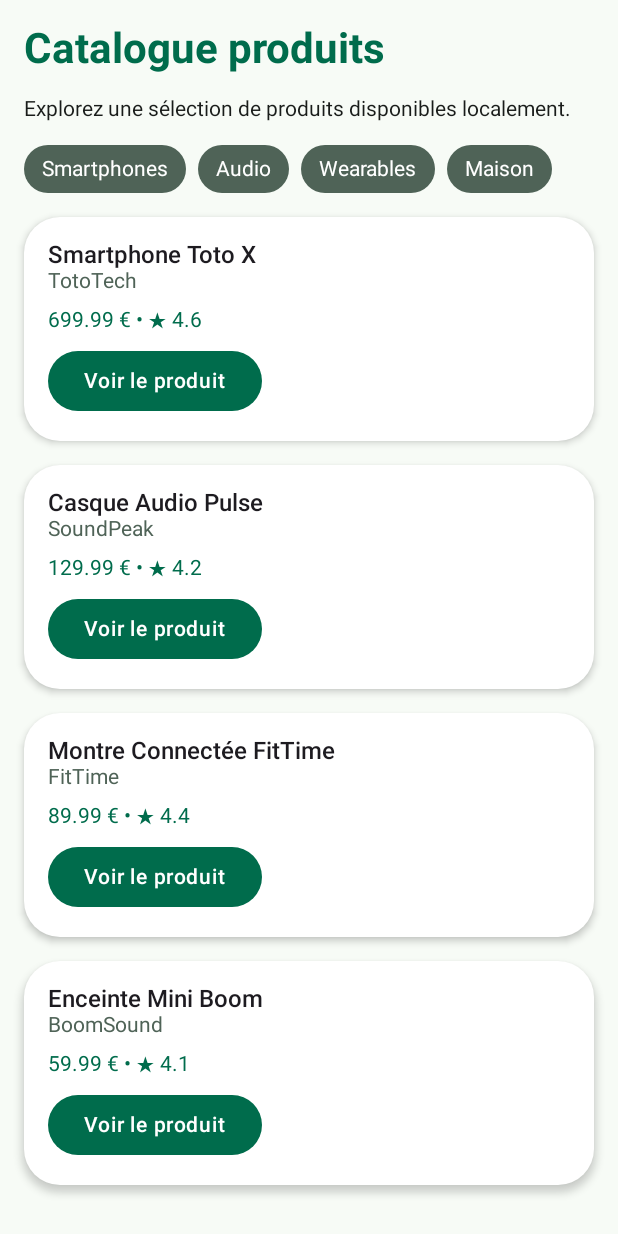
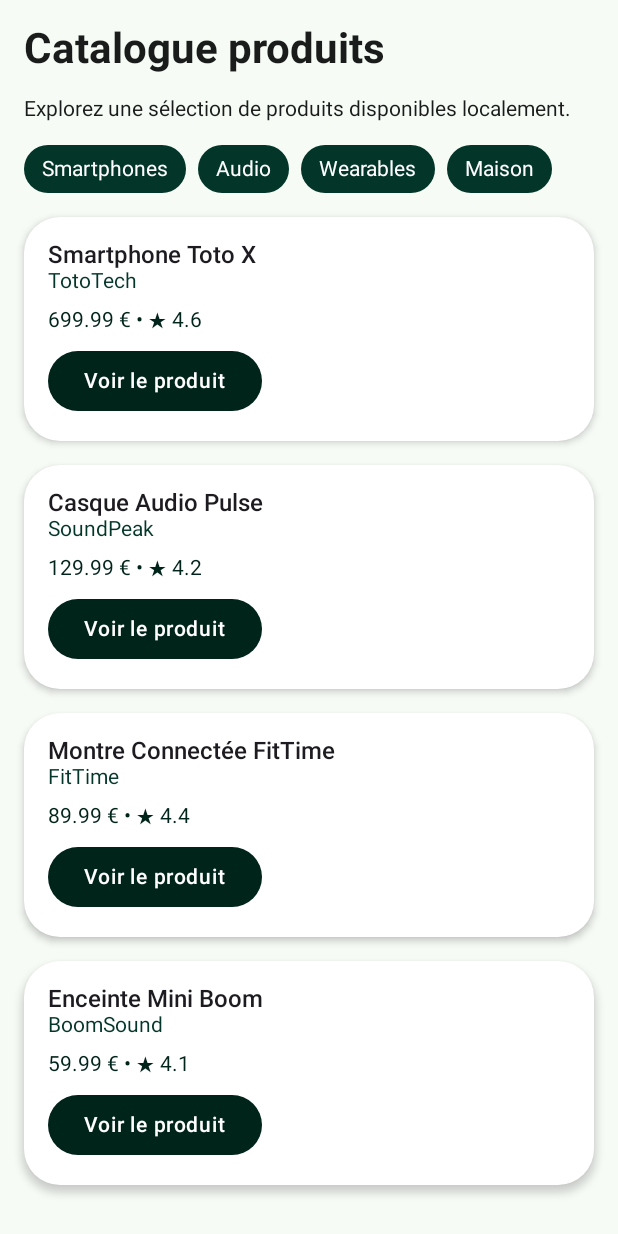
Before and after one commit to AnthonyBoschat/Product-Explorer, an Android app built with Jetpack Compose: the screen it shows after launch (MainActivity), on a phone screen of 412 x 824 dp. Run offline under Robolectric (Android 15) with nearby library versions, the phone set to English and light mode, and no system bars.

Commit message:
Personnalisation couleur

```diff
--- a/app/src/main/java/com/example/productexplorer/catalogue/ProductCatalogScreen.kt
+++ b/app/src/main/java/com/example/productexplorer/catalogue/ProductCatalogScreen.kt
@@ -13,6 +13,7 @@ import androidx.compose.ui.unit.dp
 import com.example.productexplorer.product.components.ProductListItem
 import com.example.productexplorer.ui.product.sample.ProductUi
 import androidx.compose.foundation.lazy.items
+import androidx.compose.material3.Surface
 import androidx.compose.ui.tooling.preview.Preview
 import com.example.productexplorer.product.components.CategoryRow
 import com.example.productexplorer.ui.product.sample.sampleCategories
@@ -26,8 +27,12 @@ fun ProductCatalogScreen(
     products: List<ProductUi>,
     onProductClick: (ProductUi) -> Unit
 ){
+    Surface(
+        modifier = modifier.fillMaxSize(),
+        color = MaterialTheme.colorScheme.background
+    ) {
+
         LazyColumn(
-        modifier = modifier.fillMaxSize().background(MaterialTheme.colorScheme.background),
             contentPadding = PaddingValues(16.dp),
             verticalArrangement = Arrangement.spacedBy(16.dp)
         ) {
@@ -35,7 +40,6 @@ fun ProductCatalogScreen(
                 Text(
                     text = "Catalogue produits",
                     style = MaterialTheme.typography.headlineMedium,
-                color = MaterialTheme.colorScheme.primary
                 )
             }
             item {
@@ -57,6 +61,7 @@ fun ProductCatalogScreen(
                         product = product,
                         onClick = { onProductClick(product)},
                     )
+            }
         }
     }
 }
--- a/app/src/main/java/com/example/productexplorer/ui/theme/Theme.kt
+++ b/app/src/main/java/com/example/productexplorer/ui/theme/Theme.kt
@@ -17,21 +17,24 @@ import androidx.compose.ui.platform.LocalContext
 import androidx.compose.ui.unit.dp
 
 private val DarkColorScheme = darkColorScheme(
-    primary = Color(0xFF7DDBB0),
+    primary = Color(0xFFFFFFFF),
     onPrimary = Color(0xFF003826),
-    secondary = Color(0xFFB7CCBC),
+    secondary = Color(0xFFF1F1F1),
     background = Color(0xFF101411),
     onBackground = Color(0xFFE0E4DF),
     surface = Color(0xFF1C211D),
+    tertiary = Color(0xFFA60B46),
+    onTertiary = Color.White
 )
 
 private val LightColorScheme = lightColorScheme(
-    primary = Color(0xFF006C4C),
+    primary = Color(0xFF00231A),
     onPrimary = Color.White,
-    secondary = Color(0xFF4F6357),
+    secondary = Color(0xFF033629),
     background = Color(0xFFF7FBF6),
     onBackground = Color(0xFF191C1A),
     surface = Color(0xFFFFFFFF),
+    tertiary = Color(0xFF960551)
 )
 
 
```
Also changed, not shown: app/src/main/java/com/example/productexplorer/home/ProductHomeScreen.kt (+17 -3 lines), app/src/main/java/com/example/productexplorer/home/components/DailyOfferBox.kt (+9 -4 lines), app/src/main/java/com/example/productexplorer/home/components/FeaturedProductSection.kt (+9 -2 lines). Lines whose indentation alone changed are shown as unchanged.
